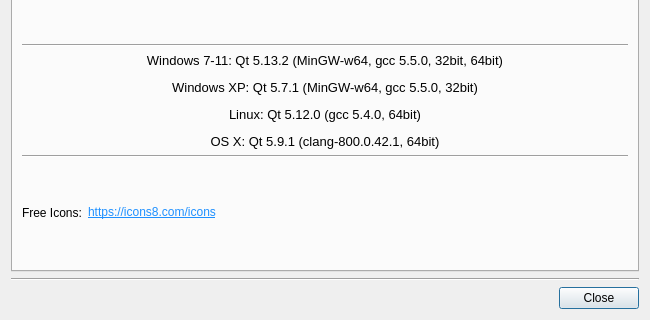
The window that about.ui (radioacoustick/Coil64) describes before a commit, drawn with Qt 5; both pictures show x 0 to 650 and y 280 to 600 of the 650 by 600 pixel window.
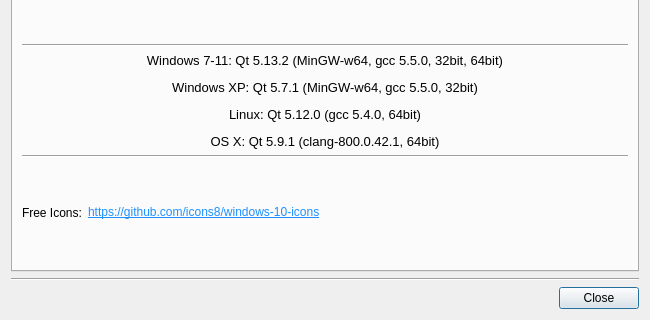
The same window after the commit. The open tabs and pages were chosen to show the change. Icons and pictures are not drawn.

```diff
--- a/about.ui
+++ b/about.ui
@@ -735,7 +735,7 @@
              <item>
               <widget class="QLabel" name="label">
                <property name="text">
-                <string notr="true">&lt;a href=&quot;https://github.com/icons8/windows-10-icons&quot;&gt;&lt;span style=&quot;text-decoration: underline; color:DodgerBlue;&quot;&gt;https://icons8.com/icons&lt;/span&gt;&lt;/a&gt;</string>
+                <string notr="true">&lt;a href=&quot;https://github.com/icons8/windows-10-icons&quot;&gt;&lt;span style=&quot;text-decoration: underline; color:DodgerBlue;&quot;&gt;https://github.com/icons8/windows-10-icons&lt;/span&gt;&lt;/a&gt;</string>
                </property>
                <property name="margin">
                 <number>10</number>
```
Left out of the diff: 2 changed lines with no effect on the pictures.
